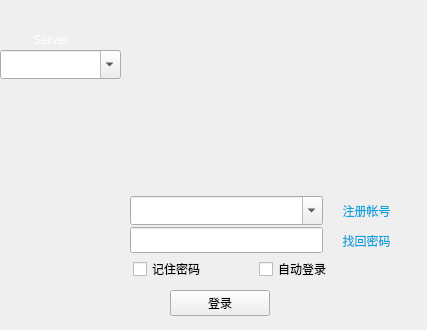
Before: the Qt Designer form src/login.ui in ptyin/qtexteditor, drawn with Qt 5.
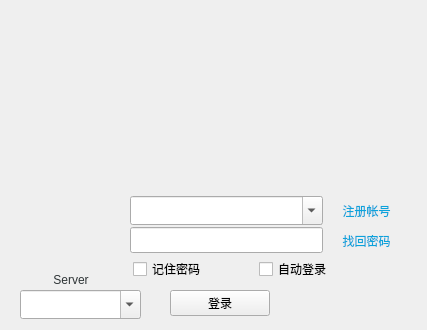
After: the same form once the commit is applied.

```diff
--- a/src/login.ui
+++ b/src/login.ui
@@ -212,8 +212,8 @@
   <widget class="QComboBox" name="cBox_server">
    <property name="geometry">
     <rect>
-     <x>0</x>
-     <y>50</y>
+                    <x>20</x>
+                    <y>290</y>
      <width>121</width>
      <height>29</height>
     </rect>
@@ -230,14 +230,14 @@
   <widget class="QLabel" name="label_3">
    <property name="geometry">
     <rect>
-     <x>20</x>
-     <y>30</y>
+                    <x>40</x>
+                    <y>270</y>
      <width>62</width>
      <height>20</height>
     </rect>
    </property>
    <property name="styleSheet">
-    <string notr="true">color: rgb(255, 255, 255);</string>
+                <string notr="true">color: rgb(46, 52, 54);</string>
    </property>
    <property name="text">
     <string>Server</string>
```
Lines whose indentation alone changed are shown as unchanged.
